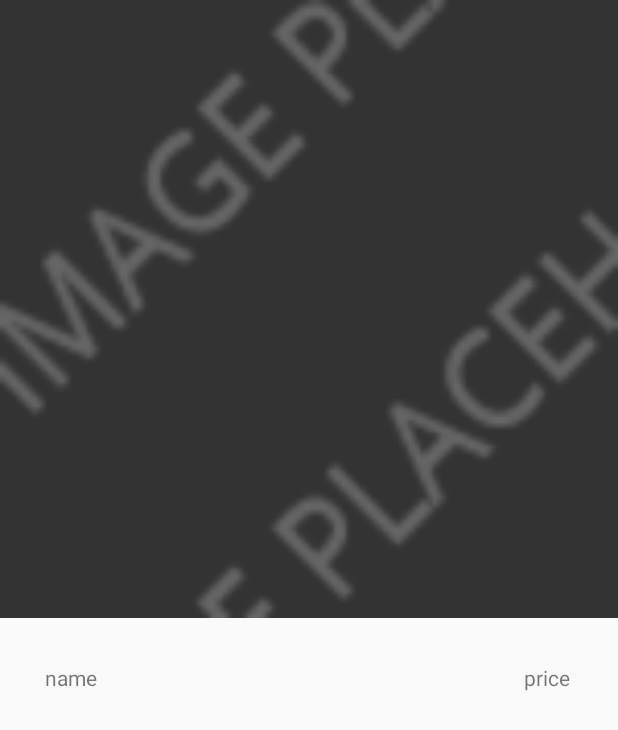
After one commit to junaid-malim/shuzzy, an Android app: the layout item_product_list.xml on its own in the app's theme, with its tools: preview values and no code run, on a phone screen of 412 x 824 dp. The commit adds this screen. Shown: the top 730 px of the screen. Run offline under Robolectric (Android 15) with nearby library versions, the phone set to English and light mode, and no system bars.

Commit message:
ListActivity working pre:adding data

```diff
--- /dev/null
+++ b/app/src/main/res/layout/item_product_list.xml
@@ -0,0 +1,41 @@
+<?xml version="1.0" encoding="utf-8"?>
+<LinearLayout xmlns:android="http://schemas.android.com/apk/res/android"
+    xmlns:app="http://schemas.android.com/apk/res-auto"
+    android:layout_width="match_parent"
+    android:layout_height="match_parent"
+    android:orientation="vertical">
+
+    <android.support.v7.widget.AppCompatImageView
+        android:id="@+id/prodimg"
+        android:layout_width="match_parent"
+        android:layout_height="wrap_content"
+        android:adjustViewBounds="true"
+        android:scaleType="fitCenter"
+        app:srcCompat="@drawable/placeholder100x100" />
+
+    <LinearLayout
+        android:layout_width="wrap_content"
+        android:layout_height="wrap_content"
+        android:orientation="horizontal">
+
+
+        <TextView
+            android:id="@+id/tvname"
+            android:layout_width="319dp"
+            android:layout_height="wrap_content"
+            android:padding="30dp"
+            android:text="name" />
+
+
+        <TextView
+            android:id="@+id/tvprice"
+            android:layout_width="wrap_content"
+            android:layout_height="wrap_content"
+            android:padding="30dp"
+            android:text="price"
+
+            />
+    </LinearLayout>
+
+
+</LinearLayout>
```
Also changed, not shown: app/src/main/AndroidManifest.xml (+6 -1 lines), app/src/main/java/com/shuzzy/junaid/shuzzy/MainActivity.java (+41 -0 lines), app/src/main/java/com/shuzzy/junaid/shuzzy/Product_Adapter.java (added, +50 -0 lines), app/src/main/java/com/shuzzy/junaid/shuzzy/product.java (added, +37 -0 lines), app/src/main/res/layout/activity_main.xml (+13 -8 lines), app/src/main/res/drawable/placeholder100x100.png (added).
